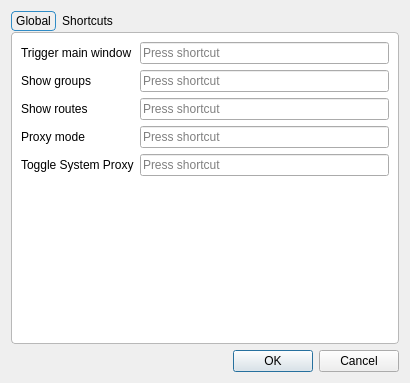
This is include/ui/setting/dialog_hotkey.ui in throneproj/Throne as Qt 5 draws it before an edit. The edited form follows.
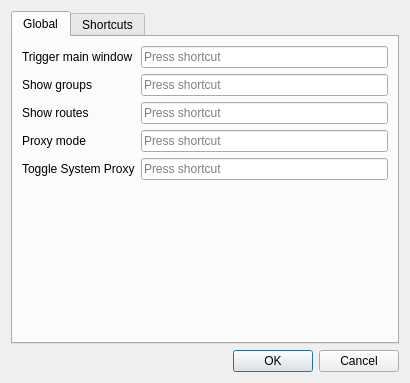
This is the edited form. Custom widgets are drawn as their Qt base class.

Commit message: fix: remove tabs property stylesheets

```diff
--- a/include/ui/setting/dialog_hotkey.ui
+++ b/include/ui/setting/dialog_hotkey.ui
@@ -16,44 +16,6 @@
   <layout class="QVBoxLayout" name="verticalLayout">
    <item>
     <widget class="QTabWidget" name="tabWidget">
-     <property name="styleSheet">
-      <string notr="true">QTabWidget::pane {
-    margin-top: 1px;
-    background: palette(base);
-    border: 1px solid palette(mid);
-    border-radius: 4px;
-}
-
-QTabBar {
-    background: transparent;
-    qproperty-drawBase: 0;
-}
-
-QTabBar::tab {
-    background-color: palette(button);
-    color: palette(button-text);
-
-    border: 1px solid palette(midlight);
-    border-radius: 4px;
-
-    padding: 2px 4px;
-    margin-right: 1px;
-}
-
-QTabBar::tab:selected {
-    border: 1px solid palette(highlight);
-    background-color: palette(window); 
-}
-
-QTabBar::tab:!selected {
-    border: 1px solid palette(button);
-}
-
-QTabBar::tab:hover:!selected {
-    border: 1px solid palette(button);
-    background-color: palette(midlight);
-}</string>
-     </property>
      <property name="currentIndex">
       <number>0</number>
      </property>
```
The commit also changes 4 other files.
